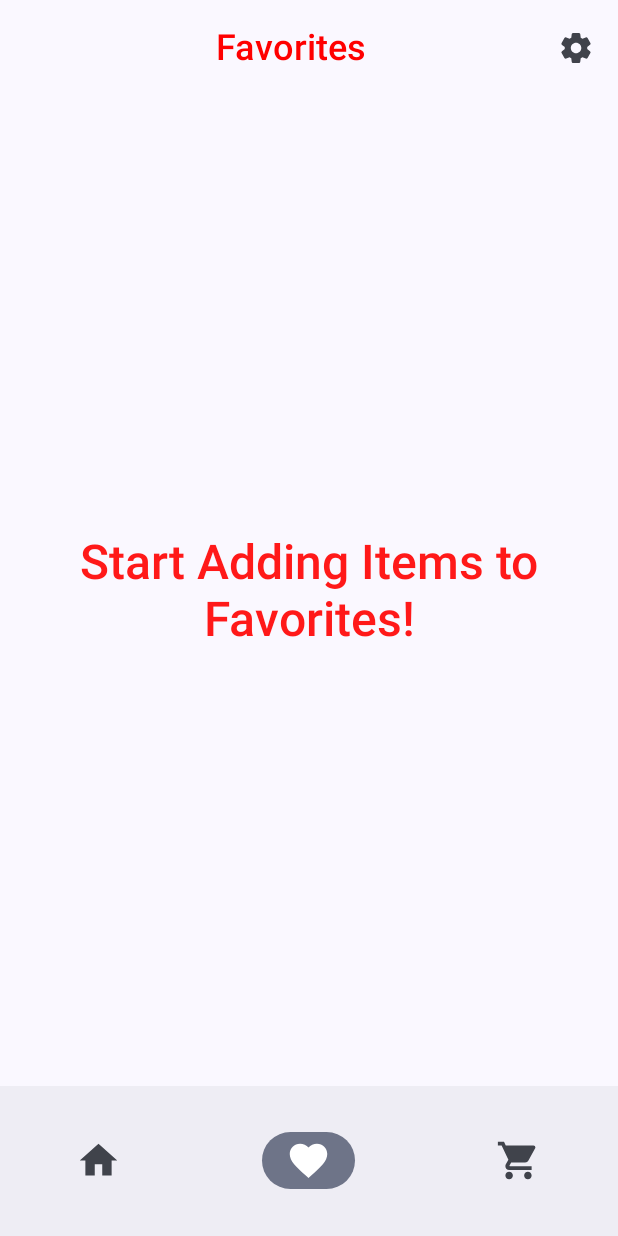
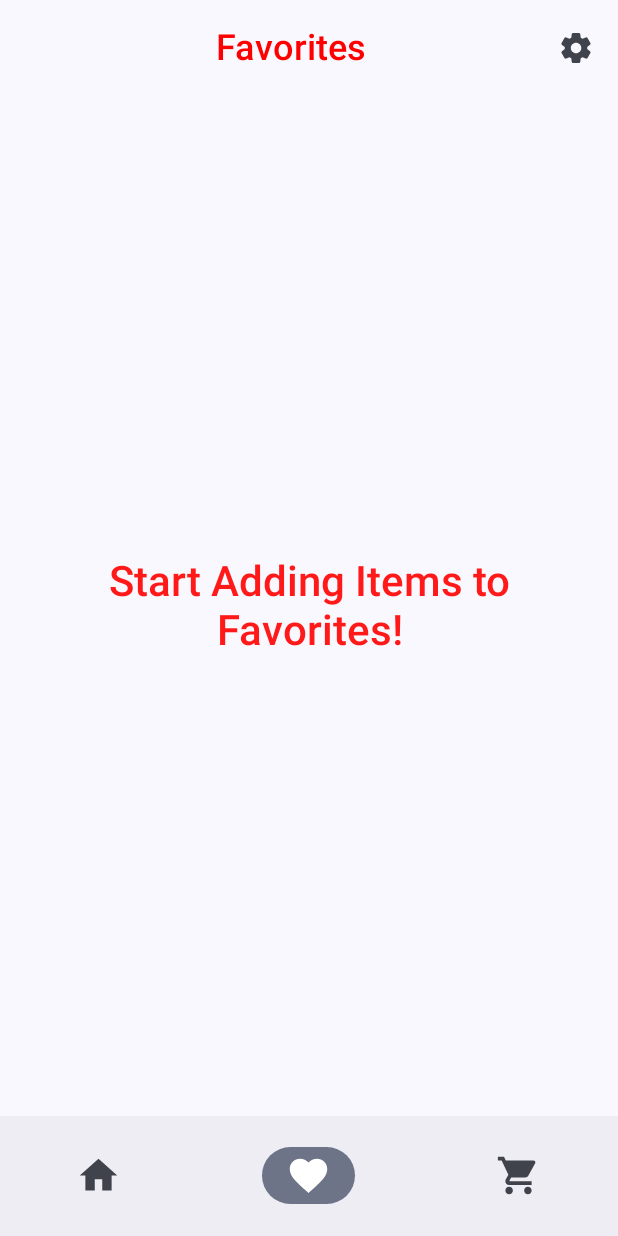
Before and after one commit to caneralparslan/coffee_shop, an Android app built with Jetpack Compose: the MainScreen screen opened through its navigation route, item 2 of the bottom bar chosen, on a phone screen of 412 x 824 dp. Run offline under Robolectric (Android 15) with nearby library versions, the phone set to English and light mode, and no system bars; our stand-ins replace AdMob, Dagger/Hilt's generated code, Firebase (no records; nobody signed in at launch, a user with empty details on screens opened directly), Room's generated code; pictures from the network do not load; 1 statement that could not run was skipped.

Commit message:
Final Touches

```diff
--- a/app/src/main/java/com/example/coffee_shop/components/ItemCard.kt
+++ b/app/src/main/java/com/example/coffee_shop/components/ItemCard.kt
@@ -2,7 +2,6 @@ package com.example.coffee_shop.components
 
 import android.widget.Toast
 import androidx.compose.foundation.BorderStroke
-import androidx.compose.foundation.Image
 import androidx.compose.foundation.clickable
 import androidx.compose.foundation.layout.Arrangement
 import androidx.compose.foundation.layout.Box
@@ -31,23 +30,20 @@ import androidx.compose.ui.graphics.Color
 import androidx.compose.ui.platform.LocalContext
 import androidx.compose.ui.res.stringResource
 import androidx.compose.ui.text.TextStyle
-import androidx.compose.ui.tooling.preview.Preview
+import androidx.compose.ui.text.style.TextAlign
 import androidx.compose.ui.unit.dp
 import androidx.compose.ui.unit.sp
 import androidx.hilt.navigation.compose.hiltViewModel
 import androidx.navigation.NavController
-import androidx.navigation.compose.rememberNavController
 import com.example.coffee_shop.R
-import com.example.coffee_shop.data.itemsList
 import com.example.coffee_shop.models.Item
 import com.example.coffee_shop.screens.cart.CartViewModel
 
 
-@Preview
 @Composable
 fun ItemCard(
-    item: Item = itemsList[0],
-    navController: NavController = rememberNavController(),
+    item: Item,
+    navController: NavController,
     cartViewModel: CartViewModel = hiltViewModel()
 ){
 
@@ -75,7 +71,9 @@ fun ItemCard(
                     Modifier.size(120.dp)
                         .clip(RoundedCornerShape(12.dp)))
 
-                Text(stringResource(item.nameResId), style = TextStyle(fontSize = 15.sp))
+                Text(stringResource(item.nameResId),
+                    textAlign = TextAlign.Center,
+                    style = TextStyle(fontSize = 15.sp))
 
                 Row (
                     modifier = Modifier.fillMaxWidth().height(30.dp).padding(horizontal = 6.dp),
--- a/app/src/main/java/com/example/coffee_shop/components/LoadingImage.kt
+++ b/app/src/main/java/com/example/coffee_shop/components/LoadingImage.kt
@@ -2,7 +2,10 @@ package com.example.coffee_shop.components
 
 import androidx.compose.foundation.Image
 import androidx.compose.foundation.layout.*
+import androidx.compose.material.icons.Icons
+import androidx.compose.material.icons.filled.Coffee
 import androidx.compose.material3.CircularProgressIndicator
+import androidx.compose.material3.Icon
 import androidx.compose.runtime.Composable
 import androidx.compose.runtime.collectAsState
 import androidx.compose.ui.Alignment
@@ -30,6 +33,13 @@ fun ItemImageWithLoading(itemImageUrl: String, modifier: Modifier) {
             )
         }
 
+        // Handle error state
+        if (state is AsyncImagePainter.State.Error) {
+            Icon(imageVector = Icons.Default.Coffee,
+                contentDescription = "Coffee Icon",
+                modifier = Modifier.fillMaxSize())
+        }
+
         // Display the image once it's loaded
         Image(
             painter = painter,
--- a/app/src/main/java/com/example/coffee_shop/data/CoffeeShopDatabase.kt
+++ b/app/src/main/java/com/example/coffee_shop/data/CoffeeShopDatabase.kt
@@ -6,7 +6,7 @@ import androidx.room.TypeConverters
 import com.example.coffee_shop.models.Favorite
 import com.example.coffee_shop.util.Converters
 
-@Database(entities = [Favorite::class], version = 2, exportSchema = false)
+@Database(entities = [Favorite::class], version = 1, exportSchema = false)
 @TypeConverters(Converters::class)
 abstract class CoffeeShopDatabase: RoomDatabase() {
     abstract fun coffeeShopDao(): CoffeeShopDao
--- a/app/src/main/java/com/example/coffee_shop/data/DummyData.kt
+++ b/app/src/main/java/com/example/coffee_shop/data/DummyData.kt
@@ -27,7 +27,7 @@ val itemsList = listOf(
     Item("17", R.string.item_iced_chai, R.string.desc_iced_chai, 6.59, BASE_URL + "iced_chai.png", ItemCategory.COLD_DRINKS),
     Item("18", R.string.item_lemonade, R.string.desc_lemonade, 4.99, BASE_URL + "lemonade.png", ItemCategory.COLD_DRINKS),
     Item("19", R.string.item_iced_peach_tea, R.string.desc_iced_peach_tea, 5.49, BASE_URL + "iced_peach_tea.png", ItemCategory.COLD_DRINKS),
-    Item("20", R.string.item_berry_smoothie, R.string.desc_berry_smoothie, 6.79, BASE_URL + "berry_smoothie.png", ItemCategory.COLD_DRINKS),
+    Item("20", R.string.item_berry_smoothie, R.string.desc_berry_smoothie, 6.79, BASE_URL + "berry_smothie.png", ItemCategory.COLD_DRINKS),
 
     Item("21", R.string.item_croissant, R.string.desc_croissant, 3.99, BASE_URL + "croissant.png", ItemCategory.FOODS),
     Item("22", R.string.item_bagel, R.string.desc_bagel, 2.99, BASE_URL + "bagel.png", ItemCategory.FOODS),
@@ -39,7 +39,7 @@ val itemsList = listOf(
     Item("28", R.string.item_quiche, R.string.desc_quiche, 5.79, BASE_URL + "quiche.png", ItemCategory.FOODS),
     Item("29", R.string.item_scone, R.string.desc_scone, 3.69, BASE_URL + "scone.png", ItemCategory.FOODS),
     Item("30", R.string.item_waffle, R.string.desc_waffle, 4.99, BASE_URL + "waffle.png", ItemCategory.FOODS),
-    Item("31", R.string.item_pancakes, R.string.desc_pancakes, 5.49, BASE_URL + "pancakes.png", ItemCategory.FOODS),
+    Item("31", R.string.item_pancakes, R.string.desc_pancakes, 5.49, BASE_URL + "pancake.png", ItemCategory.FOODS),
     Item("32", R.string.item_salad, R.string.desc_salad, 5.89, BASE_URL + "salad.png", ItemCategory.FOODS),
     Item("33", R.string.item_fruit_bowl, R.string.desc_fruit_bowl, 4.59, BASE_URL + "fruit_bowl.png", ItemCategory.FOODS),
     Item("34", R.string.item_donut, R.string.desc_donut, 2.99, BASE_URL + "donut.png", ItemCategory.FOODS),
--- a/app/src/main/java/com/example/coffee_shop/navigation/BottomNavigationBar.kt
+++ b/app/src/main/java/com/example/coffee_shop/navigation/BottomNavigationBar.kt
@@ -24,7 +24,7 @@ fun BottomNavigationBar(navController: NavController = rememberNavController())
     )
 
     NavigationBar(
-        modifier = Modifier.height(100.dp)
+        modifier = Modifier.height(80.dp)
     ) {
         val navBackStackEntry by navController.currentBackStackEntryAsState()
         val currentRoute = navBackStackEntry?.destination?.route
--- a/app/src/main/java/com/example/coffee_shop/screens/cart/CartScreen.kt
+++ b/app/src/main/java/com/example/coffee_shop/screens/cart/CartScreen.kt
@@ -76,7 +76,7 @@ fun CartContent(innerPadding: PaddingValues,
                 Text(stringResource(R.string.start_shopping),
                     textAlign = TextAlign.Center,
                     style = TextStyle(
-                        fontSize = 32.sp,
+                        fontSize = 28.sp,
                         fontWeight = FontWeight.Medium,
                         color = Color.Red.copy(alpha = 0.9f)
                     )
--- a/app/src/main/java/com/example/coffee_shop/screens/favorite/FavoriteScreen.kt
+++ b/app/src/main/java/com/example/coffee_shop/screens/favorite/FavoriteScreen.kt
@@ -49,7 +49,7 @@ fun FavoriteContent(innerPadding: PaddingValues,
             Text(stringResource(R.string.start_adding_fav),
                 textAlign = TextAlign.Center,
                 style = TextStyle(
-                    fontSize = 32.sp,
+                    fontSize = 28.sp,
                     fontWeight = FontWeight.Medium,
                     color = Color.Red.copy(alpha = 0.9f)
                 )
```
Also changed, not shown: 10 other files.
